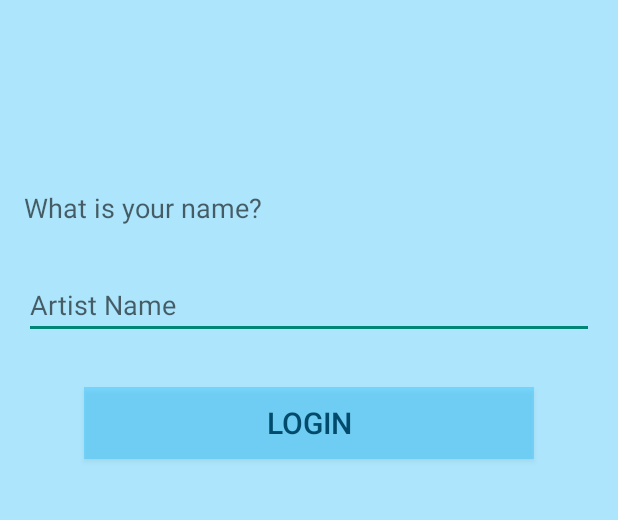
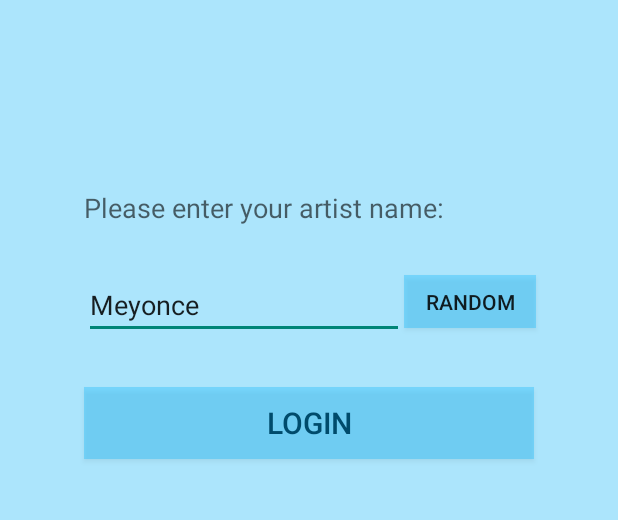
Before and after one commit to ITIN-SongScribe/SongScribeDemo2, an Android app: the screen it shows after launch (LoginScreen), in the options menu, after a tap on "Settings", on a phone screen of 412 x 824 dp, the part 452-972 px from its top. Run offline under Robolectric (Android 15) with nearby library versions, the phone set to English and light mode, and no system bars.

Commit message:
Added new random artist name button
Conflicts:
	app/src/main/AndroidManifest.xml
	app/src/main/res/layout/activity_main.xml
	app/src/main/res/values/strings.xml

```diff
--- a/app/src/main/java/com/songscribe/songscribe/LoginScreen.java
+++ b/app/src/main/java/com/songscribe/songscribe/LoginScreen.java
@@ -9,6 +9,8 @@ import android.view.View;
 import android.widget.Button;
 import android.widget.EditText;
 
+import java.util.Random;
+
 
 public class LoginScreen extends ActionBarActivity {
 
@@ -16,6 +18,7 @@ public class LoginScreen extends ActionBarActivity {
     // TextView mText;
 
     private static String artist = "Artist";
+    private static String rName [] = new String[20];
 
     @Override
     protected void onCreate(Bundle savedInstanceState) {
@@ -23,8 +26,20 @@ public class LoginScreen extends ActionBarActivity {
         setContentView(R.layout.activity_login_screen);
 
         Button login = (Button) findViewById(R.id.userLogin);
+        Button random = (Button) findViewById(R.id.random);
         final EditText user = (EditText) findViewById(R.id.userName);
 
+        random.setOnClickListener(new View.OnClickListener() {
+            @Override
+            public void onClick(View v) {
+
+                Random r = new Random();
+                int number = r.nextInt(20);
+
+                user.setText(rNameArray(number));
+
+            }
+        });
         login.setOnClickListener(new View.OnClickListener() {
             @Override
             public void onClick(View view) {
@@ -44,6 +59,31 @@ public class LoginScreen extends ActionBarActivity {
         });
     }
 
+    public static String rNameArray(int num){
+
+        rName[0] = "Ned Steerin";
+        rName[1] = "Shady Perry";
+        rName[2] = "Micki MiMouse";
+        rName[3] = "Justin Beaver";
+        rName[4] = "Chustin Pimperlake";
+        rName[5] = "Juno Earth";
+        rName[6] = "P mama";
+        rName[7] = "Dr. D-Money";
+        rName[8] = "Spam Smith";
+        rName[9] = "Taylor Quick";
+        rName[10] = "My Cat Boone";
+        rName[11] = "Reddish 6";
+        rName[12] = "One Democratic";
+        rName[13] = "Trip In Girl";
+        rName[14] = "Meghan Craner";
+        rName[15] = "Tessie Tay";
+        rName[16] = "Meyonce";
+        rName[17] = "Parry Overwood";
+        rName[18] = "Think About Lizards";
+        rName[19] = "Tim McBra";
+
+        return rName[num];
+    }
     public static String getArtist(){
 
         return artist;
--- a/app/src/main/res/layout/activity_login_screen.xml
+++ b/app/src/main/res/layout/activity_login_screen.xml
@@ -30,11 +30,11 @@
         android:layout_width="wrap_content"
         android:layout_height="wrap_content"
         android:textAppearance="?android:attr/textAppearanceMedium"
-        android:text="What is your name?"
+        android:text="Please enter your artist name:"
         android:id="@+id/textView5"
         android:layout_centerVertical="true"
-        android:layout_alignParentLeft="true"
-        android:layout_alignParentStart="true" />
+        android:layout_alignLeft="@+id/userName"
+        android:layout_alignStart="@+id/userName" />
 
     <EditText
         android:layout_width="wrap_content"
@@ -45,10 +45,8 @@
         android:id="@+id/userName"
         android:layout_marginTop="30dp"
         android:layout_below="@+id/textView5"
-        android:layout_alignParentLeft="true"
-        android:layout_alignParentStart="true"
-        android:layout_alignRight="@+id/imageView2"
-        android:layout_alignEnd="@+id/imageView2" />
+        android:layout_alignLeft="@+id/userLogin"
+        android:layout_alignStart="@+id/userLogin" />
 
     <Button
         android:layout_width="300dp"
@@ -62,6 +60,17 @@
         android:textSize="20dp"
         android:textColor="#FF004b6c" />
 
+    <Button
+        android:layout_width="wrap_content"
+        android:layout_height="35dp"
+        android:text="Random"
+        android:id="@+id/random"
+        android:background="#5000b5ff"
+        android:layout_alignBottom="@+id/userName"
+        android:layout_toRightOf="@+id/userName"
+        android:layout_toEndOf="@+id/userName"
+        android:layout_marginBottom="7dp"/>
+
 
     <!--
     <TextView
```
